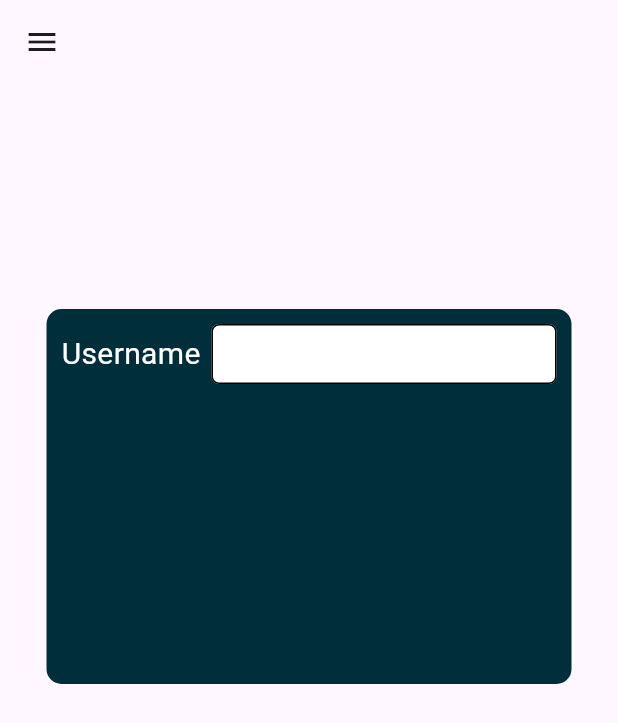
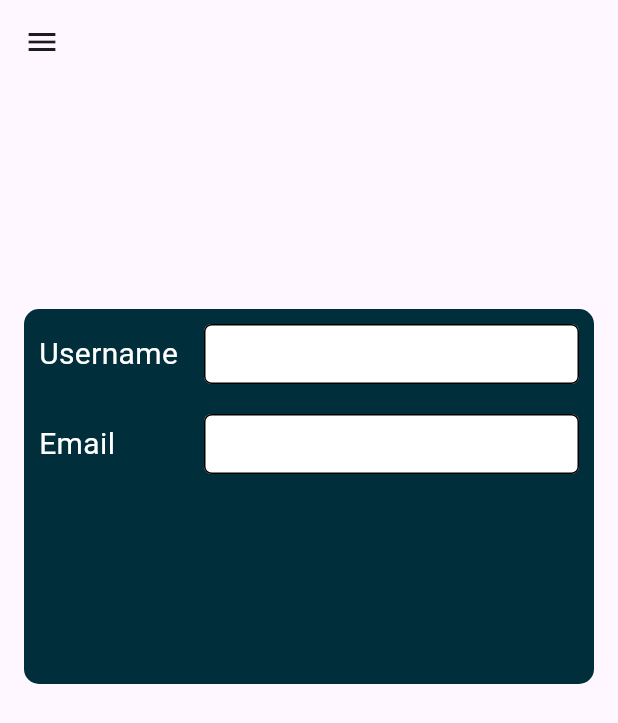
Before and after one commit to BadrEssalam/g_Stack, a Flutter app: the screen it shows after launch, on a phone screen of 412 x 824 dp. Shown: the top 723 px of the screen. Run offline on Flutter 3.47's test engine with Material 3 defaults, Android fonts, the phone set to English and light mode, and no system bars.

Commit message:
add a variable textFieldWidth
add email TextField
change the parent container width

```diff
--- a/lib/main.dart
+++ b/lib/main.dart
@@ -10,7 +10,8 @@ class MyApp extends StatelessWidget {
 
   // variables
   final double ContainerHeight = 250;
-  final double ContainerWidth = 350;
+  final double ContainerWidth = 380;
+  final double textFieldWidth = 250;
   @override
   Widget build(BuildContext context) {
     return MaterialApp(
@@ -40,7 +41,26 @@ class MyApp extends StatelessWidget {
                         style: TextStyle(fontSize: 20, color: Colors.white),
                       ),
                       SizedBox(
-                          width: 230,
+                          width: textFieldWidth,
+                          height: 40,
+                          child: TextField(
+                            decoration: InputDecoration(
+                              fillColor: Colors.white,
+                              filled: true,
+                                enabledBorder: OutlineInputBorder(borderRadius: BorderRadius.circular(5))),
+                          ))
+                    ],
+                  ),
+                  const SizedBox(height: 20,),
+                  Row(
+                    mainAxisAlignment: MainAxisAlignment.spaceBetween,
+                    children: [
+                      const Text(
+                        'Email',
+                        style: TextStyle(fontSize: 20, color: Colors.white),
+                      ),
+                      SizedBox(
+                          width: textFieldWidth,
                           height: 40,
                           child: TextField(
                             decoration: InputDecoration(
```
